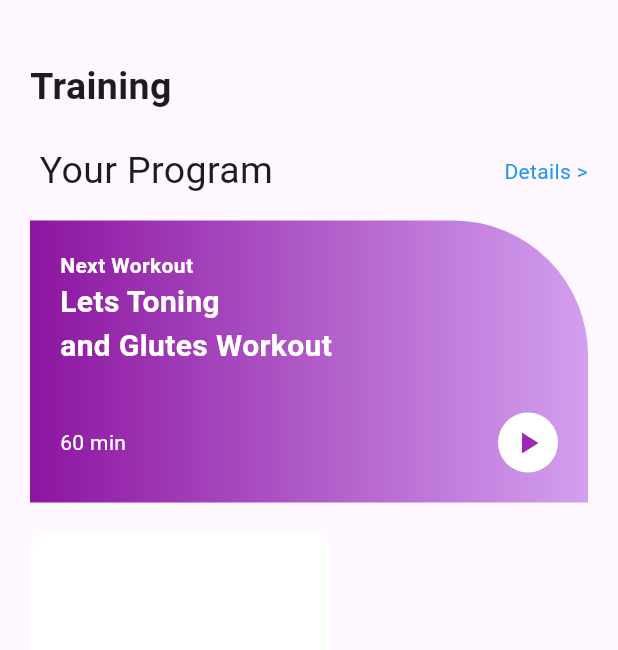
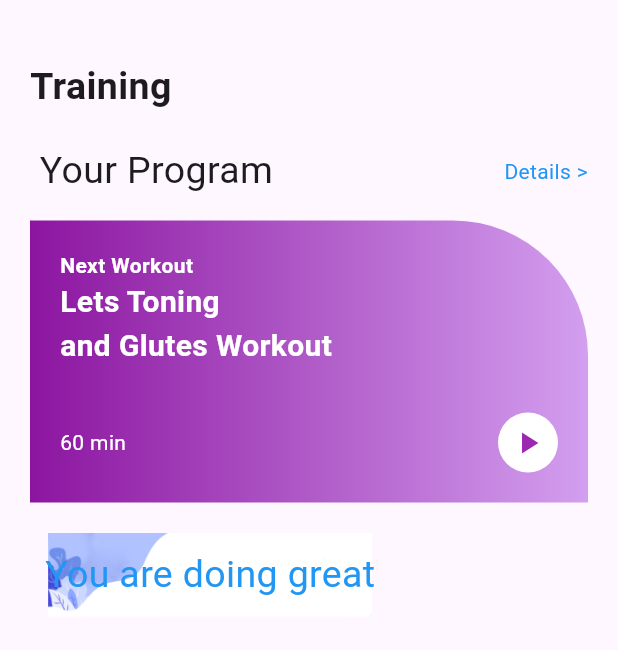
Before and after one commit to BungaDOR/mobile_programming2025, a Flutter app: the screen it shows after launch, on a phone screen of 412 x 824 dp. Shown: the top 650 px of the screen. Run offline on Flutter 3.47's test engine with Material 3 defaults, Android fonts, the phone set to English and light mode, and no system bars.

Commit message:
membuat container kedua

```diff
--- a/lib/tugas/quiz_1.dart
+++ b/lib/tugas/quiz_1.dart
@@ -74,14 +74,16 @@ class quiz_1 extends StatelessWidget {
                 Stack(
                   children: [
                       Container(
-                        width: 200, height: 200,
+                        padding: EdgeInsets.all(10),
                         decoration: BoxDecoration(
                           image: DecorationImage(
                             image: AssetImage("gambar/card.jpg"),
-                            fit: BoxFit.cover
+                            //fit: BoxFit.cover
                             ),
                             borderRadius: BorderRadius.circular(10),
                             ),
+                            child: Text("You are doing great",
+                            style: TextStyle(color: Colors.blue, fontSize: 25),),
                       ),
                   ],
                 )
```
